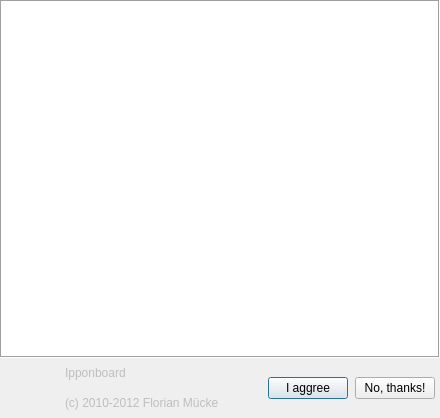
The window that widgets/splashscreen.ui (fmuecke/Ipponboard) describes before a commit, drawn with Qt 5.
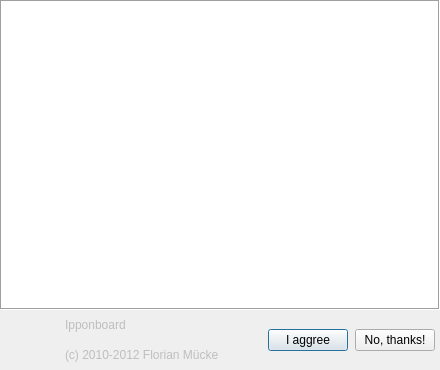
The same window after the commit. Icons and pictures are not drawn.

What changed in the file:
```diff
--- a/widgets/splashscreen.ui
+++ b/widgets/splashscreen.ui
@@ -10,7 +10,7 @@
     <x>0</x>
     <y>0</y>
     <width>440</width>
-    <height>418</height>
+    <height>370</height>
    </rect>
   </property>
   <property name="windowTitle">
```
